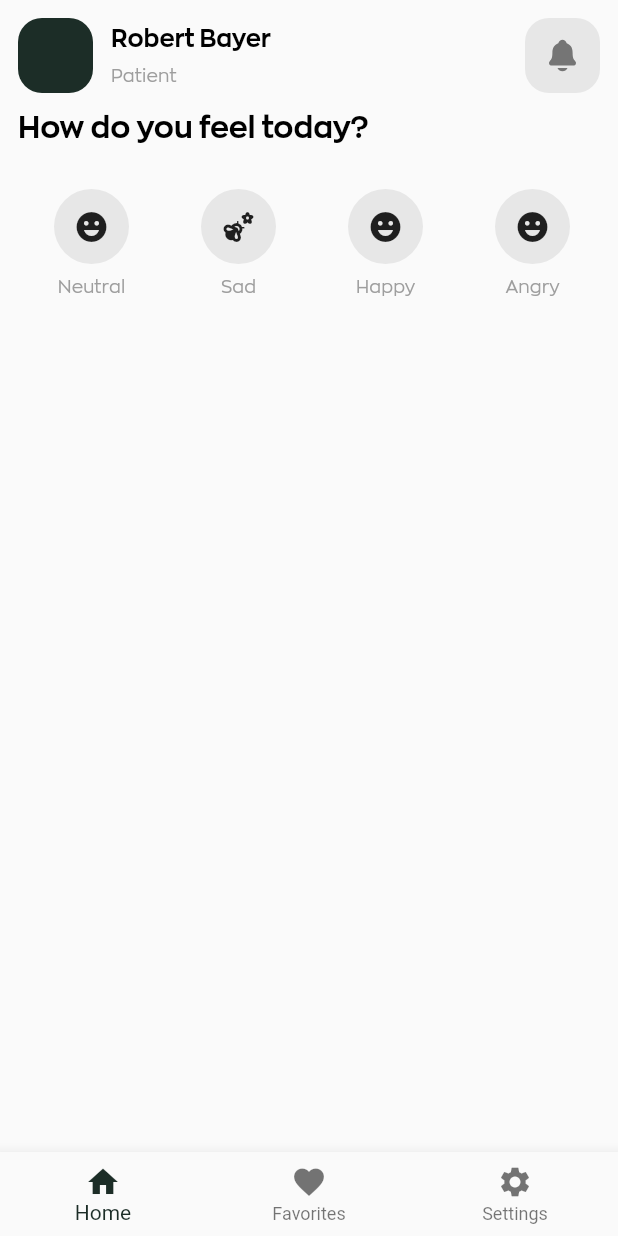
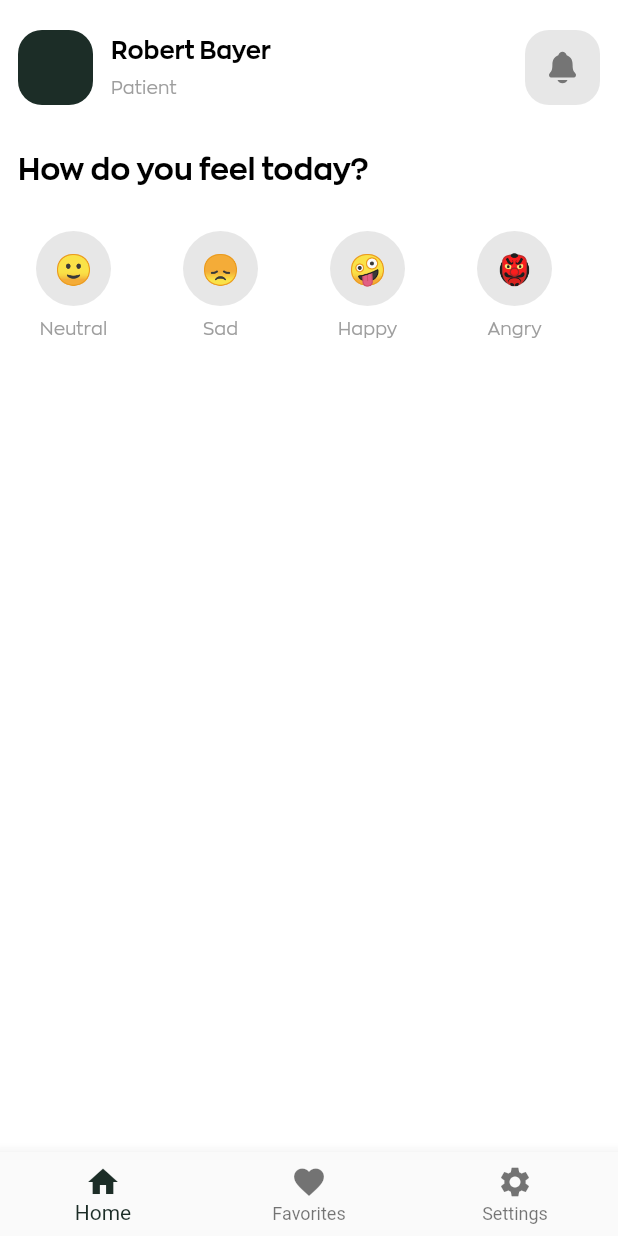
Before and after one commit to itsabhi-at/flutter_application_1, a Flutter app: the screen it shows after launch, on a phone screen of 412 x 824 dp. Run offline on Flutter 3.47's test engine with Material 2 defaults, Android fonts, the phone set to English and light mode, and no system bars; our stand-ins replace ionicons.

Commit message:
minor changes

```diff
--- a/lib/pages/homepage.dart
+++ b/lib/pages/homepage.dart
@@ -10,11 +10,16 @@ class Home extends StatelessWidget {
   @override
   Widget build(BuildContext context) {
     return SafeArea(
+      child: Container(
+        color: Theme.of(context).colorScheme.onBackground,
         child: Padding(
-        padding: const EdgeInsets.symmetric(vertical: 12, horizontal: 12),
+          padding: const EdgeInsets.symmetric(vertical: 0, horizontal: 0),
           child: Column(
             children: [
-            Row(
+              Padding(
+                padding:
+                    const EdgeInsets.symmetric(horizontal: 12, vertical: 20),
+                child: Row(
                   mainAxisAlignment: MainAxisAlignment.spaceBetween,
                   children: [
                     Container(
@@ -27,8 +32,8 @@ class Home extends StatelessWidget {
                     ),
                     Expanded(
                       child: Padding(
-                    padding:
-                        const EdgeInsets.symmetric(horizontal: 12, vertical: 0),
+                        padding: const EdgeInsets.symmetric(
+                            horizontal: 12, vertical: 0),
                         child: Column(
                           crossAxisAlignment: CrossAxisAlignment.start,
                           children: [
@@ -62,10 +67,14 @@ class Home extends StatelessWidget {
                     ),
                   ],
                 ),
+              ),
               SizedBox(
                 height: 12,
               ),
-            Row(
+              Padding(
+                padding:
+                    const EdgeInsets.symmetric(horizontal: 12, vertical: 0),
+                child: Row(
                   mainAxisAlignment: MainAxisAlignment.start,
                   children: [
                     Text(
@@ -74,11 +83,76 @@ class Home extends StatelessWidget {
                     ),
                   ],
                 ),
+              ),
               SizedBox(
                 height: 12,
               ),
               Emoji(),
+              SizedBox(
+                height: 8,
+              ),
+              // Expanded(
+              //   child: Container(
+              //     color: Colors.red,
+              //     child: Stack(
+              //       alignment: AlignmentDirectional.bottomEnd,
+              //       children: [
+              //         Container(
+              //           height: 480,
+              //           decoration: BoxDecoration(
+              //             color: Colors.blue[400],
+              //             borderRadius: BorderRadius.circular(2.0),
+              //             border: Border.all(
+              //               color: Colors.grey,
+              //               width: 2.0,
+              //             ),
+              //           ),
+              //           child: CustomScrollView(
+              //             slivers: [
+              //               SliverList(
+              //                 delegate: SliverChildBuilderDelegate(
+              //                   (BuildContext context, int index) {
+              //                     return ListTile(
+              //                       title: Text('Item $index'),
+              //                     );
+              //                   },
+              //                   childCount: 10,
+              //                 ),
+              //               )
+              //             ],
+              //           ),
+              //         ),
+              //         Container(
+              //           height: 380,
+              //           decoration: BoxDecoration(
+              //             color: Colors.blue[300],
+              //             borderRadius: BorderRadius.circular(2.0),
+              //             border: Border.all(
+              //               color: Colors.grey,
+              //               width: 2.0,
+              //             ),
+              //           ),
+              //           child: CustomScrollView(
+              //             slivers: [
+              //               SliverList(
+              //                 delegate: SliverChildBuilderDelegate(
+              //                   (BuildContext context, int index) {
+              //                     return ListTile(
+              //                       title: Text('Item  $index'),
+              //                     );
+              //                   },
+              //                   childCount: 10,
+              //                 ),
+              //               )
+              //             ],
+              //           ),
+              //         ),
+              //       ],
+              //     ),
+              //   ),
+              // )
             ],
+          ),
         ),
       ),
     );
--- a/lib/widgets/emoji.dart
+++ b/lib/widgets/emoji.dart
@@ -11,10 +11,10 @@ class Emoji extends StatefulWidget {
 
 class _EmojiState extends State<Emoji> {
   final List _emojiList = [
-    {'emoji': Icons.emoji_emotions, 'name': 'Neutral'},
-    {'emoji': Icons.emoji_nature, 'name': 'Sad'},
-    {'emoji': Icons.emoji_emotions, 'name': 'Happy'},
-    {'emoji': Icons.emoji_emotions, 'name': 'Angry'},
+    {'emoji': '🙂', 'name': 'Neutral'},
+    {'emoji': '😞', 'name': 'Sad'},
+    {'emoji': '🤪', 'name': 'Happy'},
+    {'emoji': '👺', 'name': 'Angry'},
   ];
 
   @override
@@ -27,7 +27,7 @@ class _EmojiState extends State<Emoji> {
           itemBuilder: (context, index) {
             return SingleEmoji(
               emojiText: _emojiList[index]['name'],
-              icon: _emojiList[index]['emoji'],
+              emojiFace: _emojiList[index]['emoji'],
             );
           }),
     );
@@ -36,11 +36,11 @@ class _EmojiState extends State<Emoji> {
 
 class SingleEmoji extends StatelessWidget {
   String emojiText;
-  IconData icon;
+  String emojiFace;
   SingleEmoji({
     Key? key,
     required this.emojiText,
-    required this.icon,
+    required this.emojiFace,
   }) : super(key: key);
   @override
   Widget build(BuildContext context) {
@@ -55,7 +55,12 @@ class SingleEmoji extends StatelessWidget {
               shape: BoxShape.circle,
               color: Theme.of(context).colorScheme.background,
             ),
-            child: Icon(icon),
+            child: Center(
+              child: Text(
+                emojiFace,
+                style: TextStyle(fontSize: 20),
+              ),
+            ),
           ),
           SizedBox(height: 8),
           Text(
```
Lines whose indentation alone changed are shown as unchanged.
